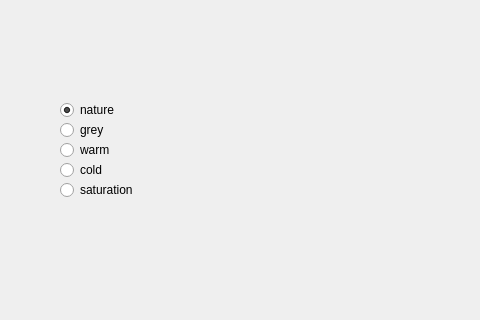
First picture: the form in MainWindow.ui, repository CrankyPants123/Camera_demo, before the edit; both pictures show x 0 to 480 and y 220 to 540 of the 722 by 540 pixel window.
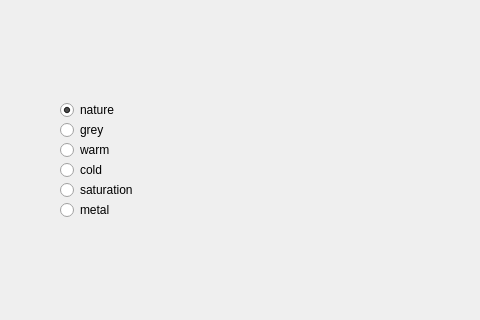
Second picture: the form after the edit.

```diff
--- a/MainWindow.ui
+++ b/MainWindow.ui
@@ -94,6 +94,19 @@
      <string>saturation</string>
     </property>
    </widget>
+   <widget class="QRadioButton" name="b_metal">
+    <property name="geometry">
+     <rect>
+      <x>60</x>
+      <y>420</y>
+      <width>100</width>
+      <height>20</height>
+     </rect>
+    </property>
+    <property name="text">
+     <string>metal</string>
+    </property>
+   </widget>
   </widget>
   <widget class="QMenuBar" name="menuBar">
    <property name="geometry">
```
